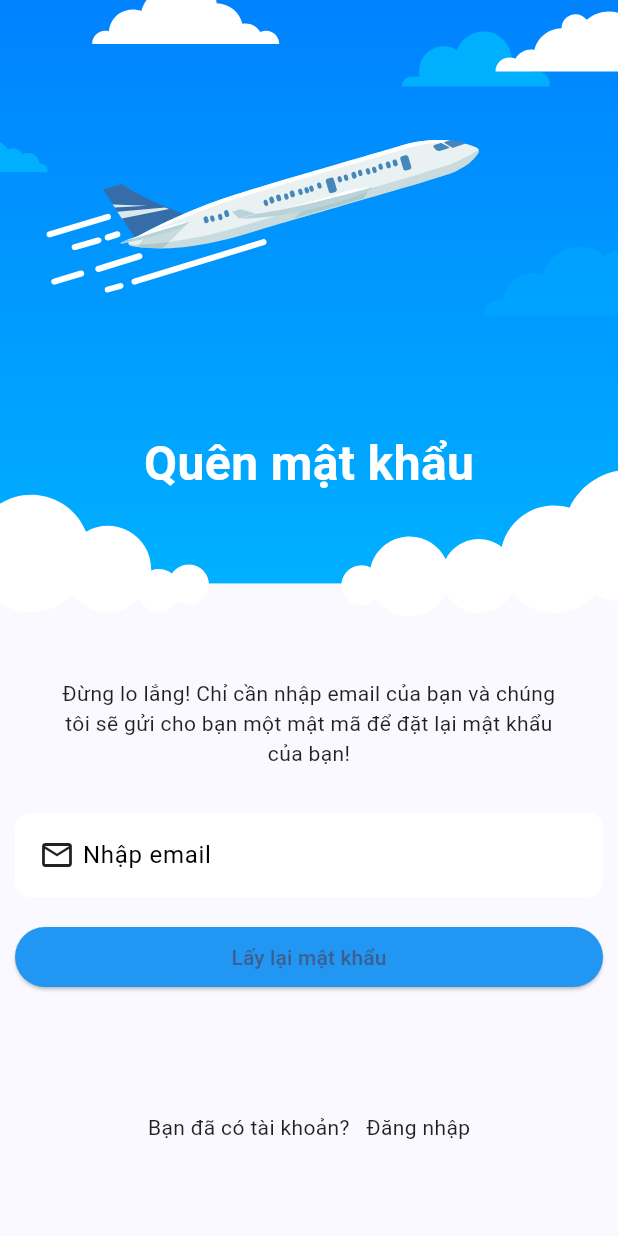
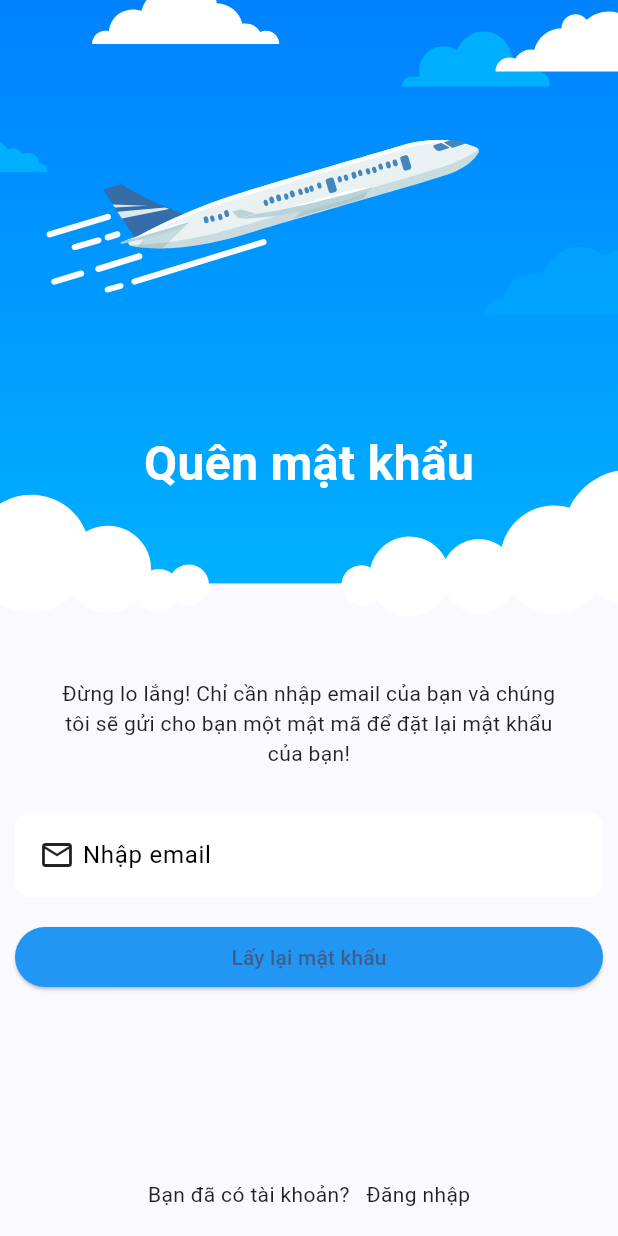
Before and after one commit to FU-DEVER-ORG/FU-DEVER-Dashboard-Mobile, a Flutter app: the screen it shows after launch, after a tap on "Quên mật khẩu?", on a phone screen of 412 x 824 dp. Run offline on Flutter 3.47's test engine with Material 2 defaults, Android fonts, the phone set to English and light mode, and no system bars; our stand-ins replace flutter_svg, google_fonts.

Commit message:
fix tiep

```diff
--- a/lib/modules/screens/auth/forgot_pass.dart
+++ b/lib/modules/screens/auth/forgot_pass.dart
@@ -91,7 +91,7 @@ class _LoginFormState extends State<LoginForm> {
     return Form(
       key: _formKey,
       child: Container(
-        height: widget.screenHeight / 2.5,
+        height: widget.screenHeight / 2.2,
         padding: EdgeInsets.all(10),
         child: Column(
           mainAxisAlignment: MainAxisAlignment.start,
--- a/lib/modules/screens/auth/login.dart
+++ b/lib/modules/screens/auth/login.dart
@@ -91,8 +91,9 @@ class _LoginFormState extends State<LoginForm> {
     return Form(
       key: _formKey,
       child: Container(
-        height: widget.screenHeight / 2.5,
+        height: widget.screenHeight / 2.2,
         padding: const EdgeInsets.all(10),
+        child: SingleChildScrollView(
           child: Column(
             mainAxisAlignment: MainAxisAlignment.start,
             children: [
@@ -242,6 +243,7 @@ class _LoginFormState extends State<LoginForm> {
             ],
           ),
         ),
+      ),
     );
   }
 }
--- a/lib/modules/screens/auth/signup.dart
+++ b/lib/modules/screens/auth/signup.dart
@@ -94,7 +94,7 @@ class _LoginFormState extends State<LoginForm> {
     return Form(
       key: _formKey,
       child: Container(
-        height: widget.screenHeight / 2.5,
+        height: widget.screenHeight / 2.2,
         padding: const EdgeInsets.all(10),
         child: SingleChildScrollView(
           child: Column(
```
Lines whose indentation alone changed are shown as unchanged.
